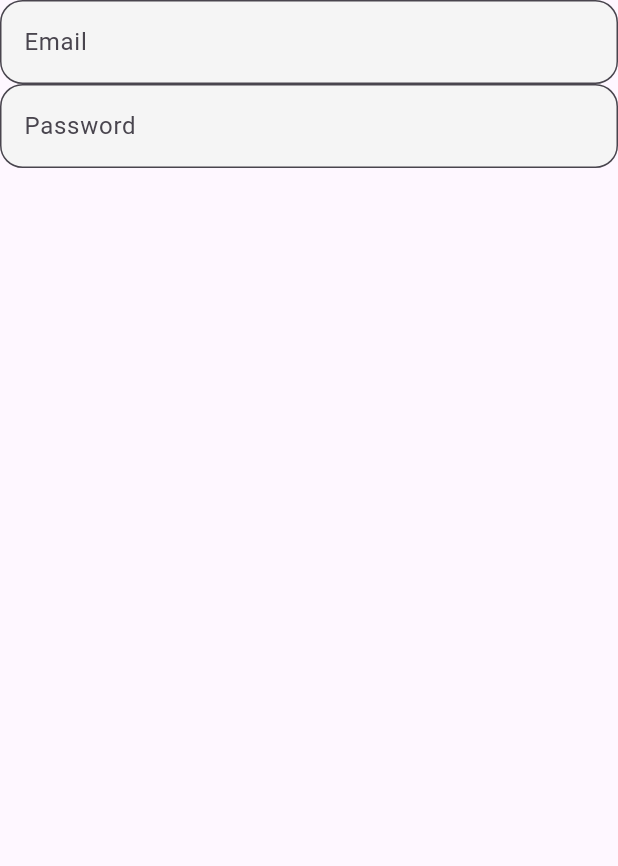
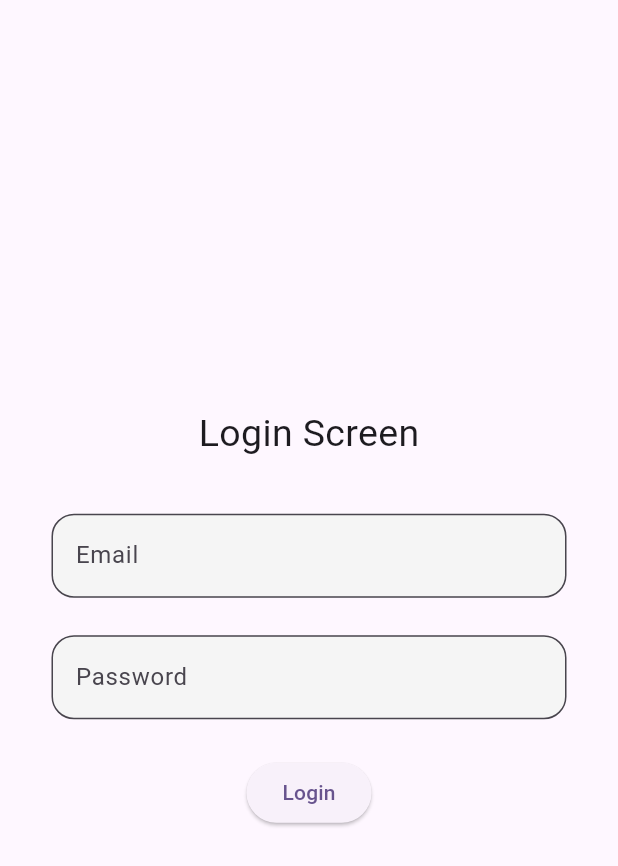
Before and after one commit to TarunHasija/Attendance-Management-system, a Flutter app: the screen it shows after launch, on a phone screen of 412 x 824 dp. Shown: the top 866 px of the screen. Run offline on Flutter 3.47's test engine with Material 3 defaults, Android fonts, the phone set to English and light mode, and no system bars.

Commit message:
new commit

```diff
--- /dev/null
+++ b/lib/constant.dart
@@ -0,0 +1,3 @@
+bool isWeb=false;
+
+bool isMobile=true;
--- a/lib/main.dart
+++ b/lib/main.dart
@@ -14,14 +14,12 @@ class MyApp extends StatelessWidget {
   @override
   Widget build(BuildContext context) {
     return MaterialApp(
-      debugShowCheckedModeBanner: true,
-      title: 'Flutter Demo',
-      theme: ThemeData(
-
-        colorScheme: ColorScheme.fromSeed(seedColor: Colors.deepPurple),
-        useMaterial3: true,
-      ),
-      home: Responsive(mobileScreen: MobileScreen(), webScreen: WebScreen())
-    );
+        debugShowCheckedModeBanner: false,
+        title: 'Flutter Demo',
+        theme: ThemeData(
+          colorScheme: ColorScheme.fromSeed(seedColor: Colors.deepPurple),
+          useMaterial3: true,
+        ),
+        home: Responsive(mobileScreen: MobileScreen(), webScreen: WebScreen()));
   }
 }
--- a/lib/responsive/mobile_screen.dart
+++ b/lib/responsive/mobile_screen.dart
@@ -1,4 +1,4 @@
-import 'package:ams/responsive/screens/auth/login_screen.dart';
+import 'package:ams/screens/auth/login_screen.dart';
 import 'package:ams/widgets/input_field.dart';
 import 'package:flutter/material.dart';
 
--- a/lib/responsive/responsive.dart
+++ b/lib/responsive/responsive.dart
@@ -1,4 +1,6 @@
 // ignore_for_file: public_member_api_docs, sort_constructors_first
+import 'package:ams/constant.dart';
+import 'package:ams/responsive/mobile_screen.dart';
 import 'package:flutter/material.dart';
 import 'package:flutter/rendering.dart';
 
@@ -20,11 +22,14 @@ class _ResponsiveState extends State<Responsive> {
   @override
   Widget build(BuildContext context) {
     return LayoutBuilder(builder: (context, constraints) {
-      if (constraints.maxWidth > 900) {
+      if (constraints.maxWidth < 900) {
+        isMobile = true;
+        isWeb = false;
+        return widget.mobileScreen;
+      } else {
+        isMobile = false;
+        isWeb = true;
         return widget.webScreen;
-
-      } else {
-        return widget.mobileScreen;
       }
     });
   }
--- a/lib/responsive/screens/auth/login_screen.dart
+++ /dev/null
@@ -1,29 +0,0 @@
-import 'package:ams/widgets/input_field.dart';
-import 'package:flutter/material.dart';
-
-class LoginScreen extends StatefulWidget {
-  const LoginScreen({super.key});
-
-  @override
-  State<LoginScreen> createState() => _LoginScreenState();
-}
-
-class _LoginScreenState extends State<LoginScreen> {
-  final TextEditingController _emailController = TextEditingController();
-  final TextEditingController _passwordController = TextEditingController();
-
-  @override
-  Widget build(BuildContext context) {
-    return Scaffold(
-      body:
-      SingleChildScrollView(
-        child: Column(
-          children: [
-            InputField(hintText: "Email",controller:_emailController),
-            InputField(hintText: "Password",controller:_passwordController),
-          ],
-        ),
-      ),
-    );
-  }
-}
--- /dev/null
+++ b/lib/screens/auth/login_screen.dart
@@ -0,0 +1,45 @@
+import 'package:ams/constant.dart';
+import 'package:ams/widgets/input_field.dart';
+import 'package:flutter/foundation.dart';
+import 'package:flutter/material.dart';
+
+class LoginScreen extends StatefulWidget {
+  const LoginScreen({super.key});
+
+  @override
+  State<LoginScreen> createState() => _LoginScreenState();
+}
+
+class _LoginScreenState extends State<LoginScreen> {
+  final TextEditingController _emailController = TextEditingController();
+  final TextEditingController _passwordController = TextEditingController();
+
+  @override
+  Widget build(BuildContext context) {
+    var width = MediaQuery.of(context).size.width;
+    var height = MediaQuery.of(context).size.height;
+
+    return Scaffold(
+      body: Center(
+        child: SizedBox(
+          width: isWeb?width/4:width/ 1.2,
+          child: SingleChildScrollView(
+            child: Column(
+              children: [
+                Text("Login Screen",style: TextStyle(fontSize: 25),),
+                SizedBox(height: 35,),
+                InputField(hintText: "Email", controller: _emailController),
+                SizedBox(
+                  height: 25,
+                ),
+                InputField(hintText: "Password", controller: _passwordController),
+                SizedBox(height: 25,),
+                ElevatedButton(onPressed: (){}, child: Text("Login"))
+              ],
+            ),
+          ),
+        ),
+      ),
+    );
+  }
+}
```
Also changed, not shown: lib/responsive/screens/auth/signup_screen.dart (deleted, +0 -15 lines), lib/responsive/web_screen.dart (+2 -5 lines), lib/screens/auth/signup_screen.dart (added, +59 -0 lines).
